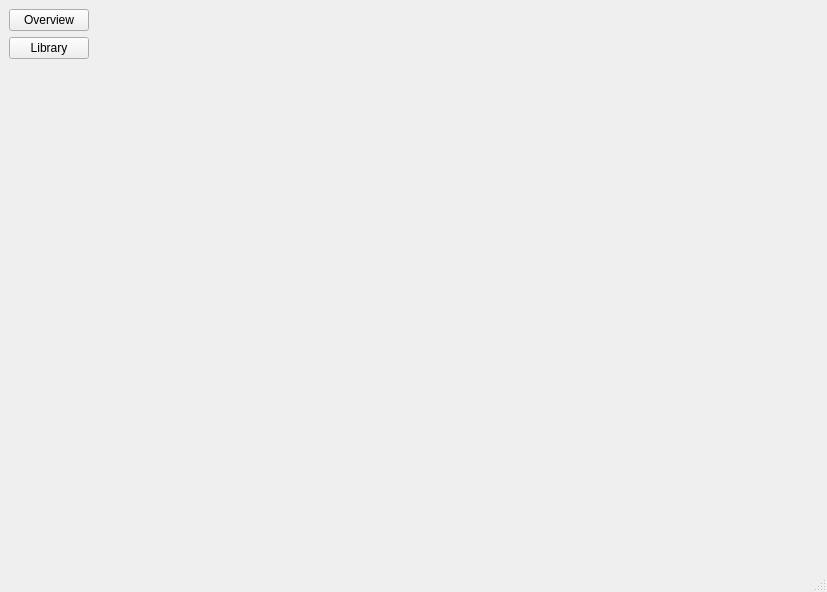
Old version of the form mainwindow.ui in the repository SimiThePro/SeriesApp.
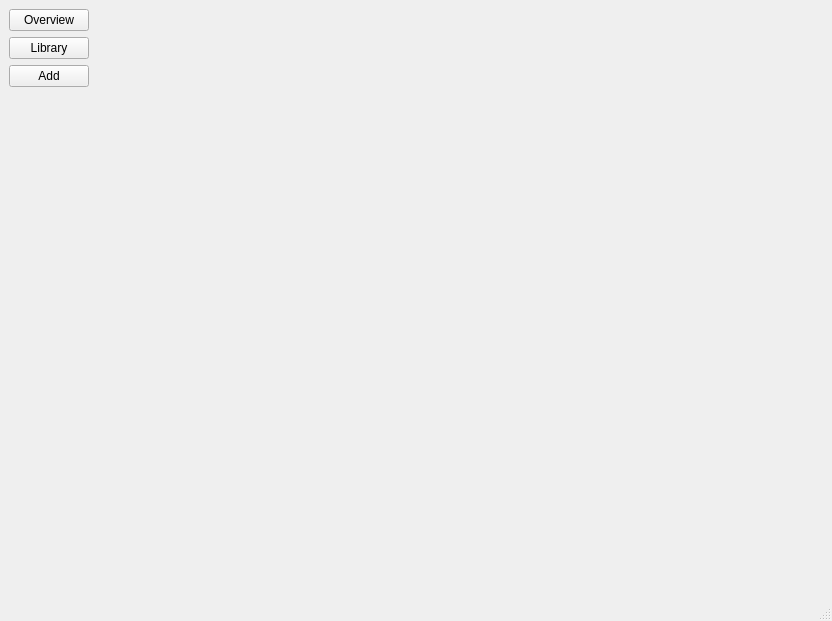
New version of the form.

The edit to the form file:
```diff
--- a/mainwindow.ui
+++ b/mainwindow.ui
@@ -6,13 +6,16 @@
    <rect>
     <x>0</x>
     <y>0</y>
-    <width>827</width>
-    <height>592</height>
+    <width>832</width>
+    <height>621</height>
    </rect>
   </property>
   <property name="windowTitle">
    <string>MainWindow</string>
   </property>
+  <property name="autoFillBackground">
+   <bool>false</bool>
+  </property>
   <widget class="QWidget" name="centralwidget">
    <property name="maximumSize">
     <size>
@@ -42,6 +45,13 @@
           </property>
          </widget>
         </item>
+        <item>
+         <widget class="QPushButton" name="AddButton">
+          <property name="text">
+           <string>Add</string>
+          </property>
+         </widget>
+        </item>
         <item>
          <spacer name="verticalSpacer">
           <property name="orientation">
```
Left out of the diff: 2 changed lines with no effect on the pictures.
